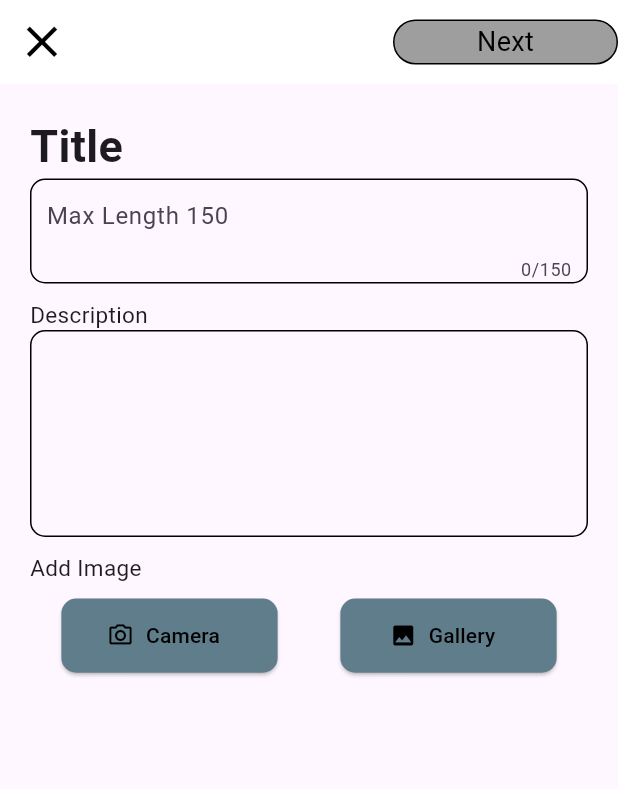
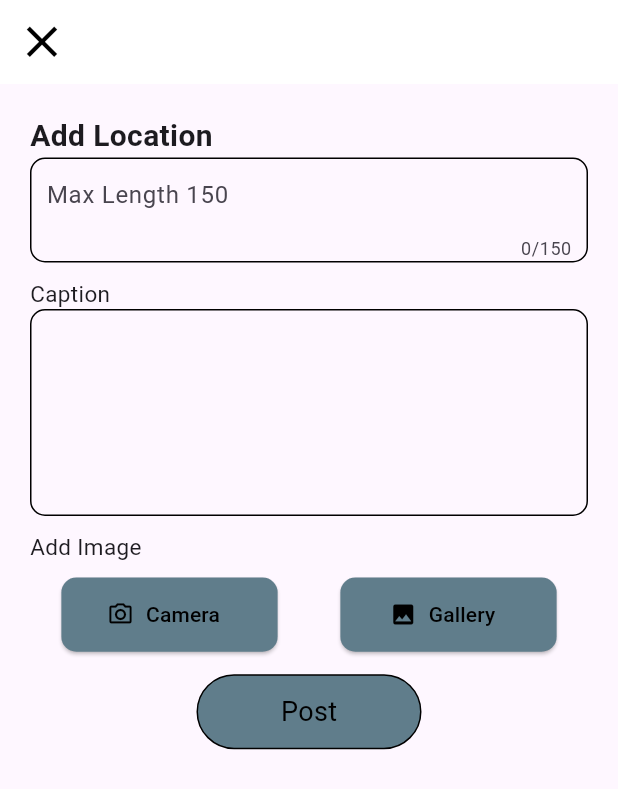
Before and after one commit to najeebnaju512/reddit_clone, a Flutter app: the CreateScreen screen opened directly, on a phone screen of 412 x 824 dp. Shown: the top 789 px of the screen. Run offline on Flutter 3.47's test engine with Material 3 defaults, Android fonts, the phone set to English and light mode, and no system bars; our stand-ins replace carousel_slider, google_fonts, image_picker, shared_preferences; accounts and stored records are empty; statements that could not run were skipped.

Commit message:
post added

```diff
--- a/lib/main.dart
+++ b/lib/main.dart
@@ -6,6 +6,7 @@ import 'package:clone_app/presentation/splash/view/splash_screen.dart';
 import 'package:flutter/material.dart';
 import 'package:provider/provider.dart';
 
+import 'presentation/create_screen/controller/create_controller.dart';
 import 'presentation/registration/controller/registration_controller.dart';
 
 void main() {
@@ -15,7 +16,8 @@ void main() {
       ChangeNotifierProvider(create: (context) => LoginController()),
       ChangeNotifierProvider(create: (context) => HomeController()),
       ChangeNotifierProvider(create: (context) => BottomNavigationController()),
-      ChangeNotifierProvider(create: (context) => ProfileController())
+      ChangeNotifierProvider(create: (context) => ProfileController()),
+      ChangeNotifierProvider(create: (context) => CreateController())
     ],
     child: const MyApp(),
   ));
--- a/lib/presentation/create_screen/view/create_screen.dart
+++ b/lib/presentation/create_screen/view/create_screen.dart
@@ -1,5 +1,6 @@
 import 'dart:io';
 
+import 'package:clone_app/presentation/create_screen/controller/create_controller.dart';
 import 'package:flutter/material.dart';
 import 'package:provider/provider.dart';
 import 'package:image_picker/image_picker.dart';
@@ -13,10 +14,9 @@ class CreateScreen extends StatefulWidget {
 }
 
 class _CreateScreenState extends State<CreateScreen> {
-
   File? image;
-  TextEditingController nameControl = TextEditingController();
-  TextEditingController mobileControl = TextEditingController();
+  TextEditingController locControl = TextEditingController();
+  TextEditingController captionControl = TextEditingController();
 
   Future<void> _getImage(ImageSource source) async {
     final pickedFile = await ImagePicker().pickImage(source: source);
@@ -26,6 +26,7 @@ class _CreateScreenState extends State<CreateScreen> {
       });
     }
   }
+
   @override
   Widget build(BuildContext context) {
     var size = MediaQuery.of(context).size;
@@ -39,28 +40,6 @@ class _CreateScreenState extends State<CreateScreen> {
                 .currentIndex = 0;
           },
         ),
-        actions: [
-          Container(
-            height: 30,
-            width: 150,
-            decoration: BoxDecoration(
-                color: Colors.grey,
-                borderRadius: BorderRadius.circular(25),
-                border: Border.all(width: 1)),
-            child: Row(
-              mainAxisAlignment: MainAxisAlignment.spaceEvenly,
-              children: [
-                Text(
-                  "Next",
-                  style: TextStyle(
-                    fontSize: 18,
-                    color: Colors.black,
-                  ),
-                ),
-              ],
-            ),
-          ),
-        ],
       ),
       body: Padding(
         padding: const EdgeInsets.all(20),
@@ -68,8 +47,8 @@ class _CreateScreenState extends State<CreateScreen> {
           crossAxisAlignment: CrossAxisAlignment.start,
           children: [
             Text(
-              'Title',
-              style: TextStyle(fontSize: 30, fontWeight: FontWeight.bold),
+              'Add Location',
+              style: TextStyle(fontSize: 20, fontWeight: FontWeight.bold),
             ),
             Container(
               padding: EdgeInsetsDirectional.symmetric(
@@ -80,6 +59,7 @@ class _CreateScreenState extends State<CreateScreen> {
                   borderRadius: BorderRadius.circular(10)),
               child: Center(
                 child: TextField(
+                  controller: locControl,
                   maxLength: 150,
                   decoration: InputDecoration(
                       hintText: "Max Length 150", border: InputBorder.none),
@@ -88,7 +68,7 @@ class _CreateScreenState extends State<CreateScreen> {
             ),
             SizedBox(height: 10), //for spacing between texts
             Text(
-              'Description',
+              'Caption',
               style: TextStyle(fontSize: 15, fontWeight: FontWeight.normal),
             ),
             Container(
@@ -100,6 +80,7 @@ class _CreateScreenState extends State<CreateScreen> {
                   borderRadius: BorderRadius.circular(10)),
               child: Center(
                 child: TextField(
+                  controller: captionControl,
                   maxLines: 5,
                   decoration: InputDecoration(border: InputBorder.none),
                 ),
@@ -108,7 +89,7 @@ class _CreateScreenState extends State<CreateScreen> {
             SizedBox(
               height: 10,
             ),
-             Text(
+            Text(
               'Add Image',
               style: TextStyle(fontSize: 15, fontWeight: FontWeight.normal),
             ),
@@ -144,6 +125,44 @@ class _CreateScreenState extends State<CreateScreen> {
                   fit: BoxFit.cover,
                 ),
               ),
+            SizedBox(
+              height: 15,
+            ),
+            Center(
+              child: InkWell(
+                onTap: () {
+                  Provider.of<CreateController>(context, listen: false).onPost(
+                      context,
+                      selectedImage: image,
+                      loc: locControl.text,
+                      cap: captionControl.text);
+                  locControl.clear();
+                  captionControl.clear();
+                  image = null;
+                },
+                child: Container(
+                  height: 50,
+                  width: 150,
+                  decoration: BoxDecoration(
+                      color: Colors.blueGrey,
+                      borderRadius: BorderRadius.circular(25),
+                      border: Border.all(width: 1)),
+                  child: Row(
+                    mainAxisAlignment: MainAxisAlignment.spaceEvenly,
+                    children: [
+                      Text(
+                        "Post",
+                        style: TextStyle(
+                          fontSize: 18,
+                          color: Colors.black,
+                        ),
+                      ),
+                    ],
+                  ),
+                ),
+              ),
+            ),
+            Spacer()
           ],
         ),
       ),
--- a/lib/presentation/home_screen/controller/home_screen_controller.dart
+++ b/lib/presentation/home_screen/controller/home_screen_controller.dart
@@ -24,7 +24,7 @@ class HomeController extends ChangeNotifier {
   bool isLoading = false;
   HomeModel homeModel = HomeModel();
 
-  void fetchHomeData(BuildContext context) {
+  Future<void> fetchHomeData(BuildContext context) async{
     isLoading = true;
     notifyListeners();
     HomeService.fetchData().then((value) {
```
Also changed, not shown: lib/presentation/create_screen/controller/create_controller.dart (added, +61 -0 lines), lib/presentation/home_screen/view/home_screen.dart (+15 -7 lines), lib/presentation/create_screen/service/create_service.dart (added).
